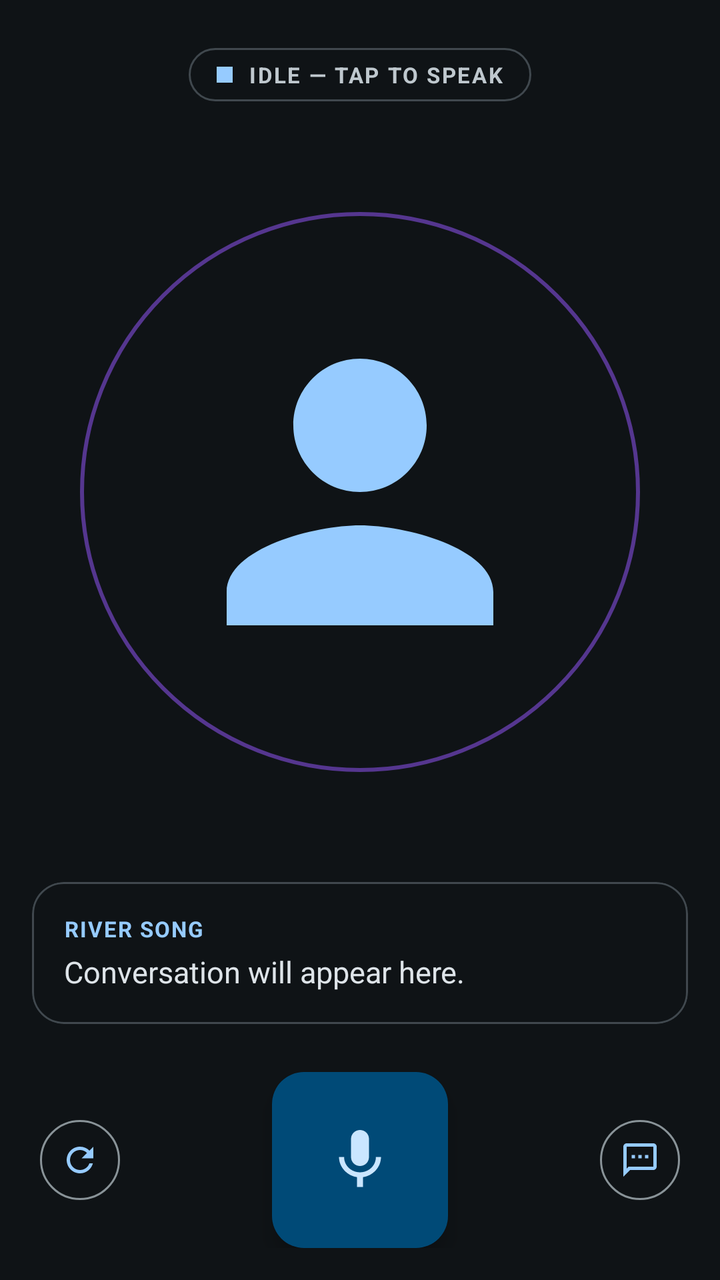
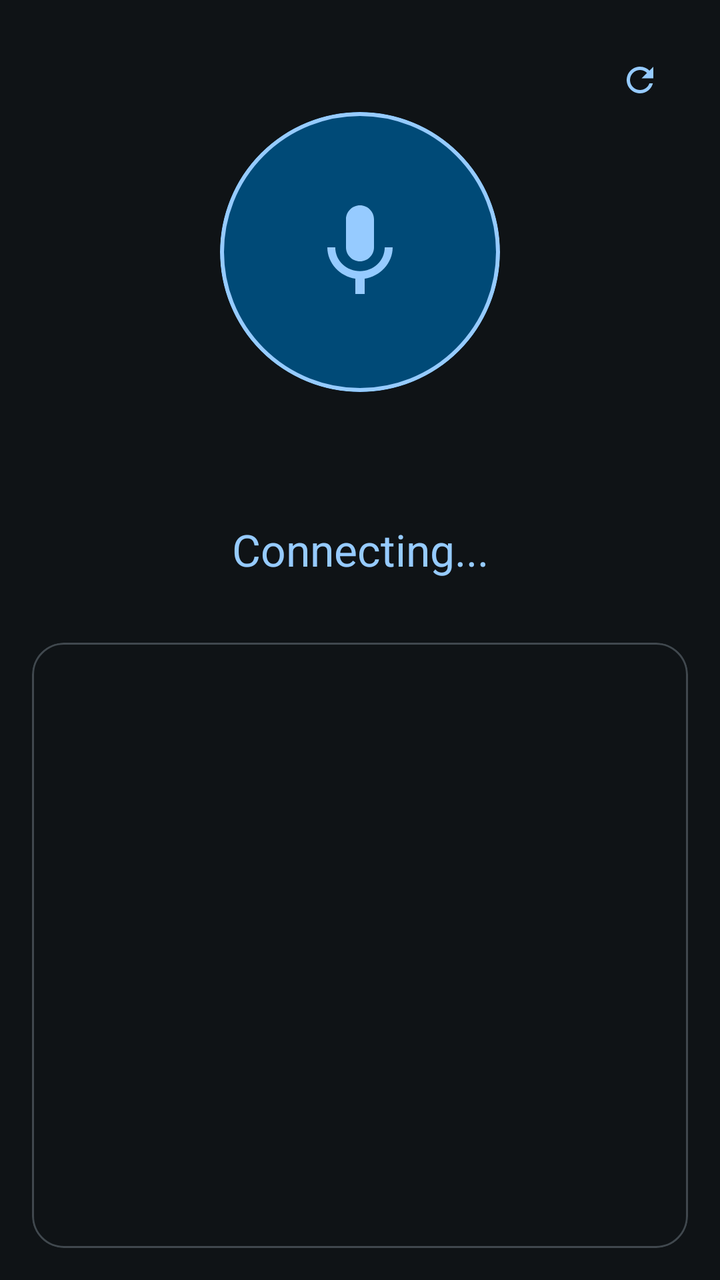

Before-and-after screenshots of an Android layout around one commit, followed by the original layout XML and the change that was made.
<!-- AndroidManifest.xml: application theme Theme.RiverSong -->
<!-- res/layout/fragment_speak.xml -->
<?xml version="1.0" encoding="utf-8"?>
<androidx.constraintlayout.widget.ConstraintLayout
    xmlns:android="http://schemas.android.com/apk/res/android"
    xmlns:app="http://schemas.android.com/apk/res-auto"
    android:layout_width="match_parent"
    android:layout_height="match_parent"
    android:background="?attr/colorSurface"
    android:padding="16dp">

    
    <LinearLayout
        android:id="@+id/layoutStatusPill"
        android:layout_width="wrap_content"
        android:layout_height="wrap_content"
        android:layout_marginTop="8dp"
        android:background="@drawable/bg_outlined_card"
        android:gravity="center_vertical"
        android:orientation="horizontal"
        android:paddingHorizontal="14dp"
        android:paddingVertical="6dp"
        app:layout_constraintEnd_toEndOf="parent"
        app:layout_constraintStart_toStartOf="parent"
        app:layout_constraintTop_toTopOf="parent">

        <View
            android:id="@+id/viewStatusDot"
            android:layout_width="8dp"
            android:layout_height="8dp"
            android:layout_marginEnd="8dp"
            android:background="@color/rs_blue_primary" />

        <TextView
            android:id="@+id/textViewStatus"
            android:layout_width="wrap_content"
            android:layout_height="wrap_content"
            android:text="IDLE — TAP TO SPEAK"
            android:textAllCaps="true"
            android:textColor="?attr/colorOnSurfaceVariant"
            android:textSize="11sp"
            android:textStyle="bold"
            android:letterSpacing="0.08" />

    </LinearLayout>

    
    <FrameLayout
        android:id="@+id/containerBust"
        android:layout_width="280dp"
        android:layout_height="280dp"
        app:layout_constraintBottom_toTopOf="@id/cardTranscript"
        app:layout_constraintEnd_toEndOf="parent"
        app:layout_constraintStart_toStartOf="parent"
        app:layout_constraintTop_toBottomOf="@id/layoutStatusPill">

        
        <View
            android:layout_width="match_parent"
            android:layout_height="match_parent"
            android:background="@drawable/bg_audio_ring" />

        
        <ImageView
            android:layout_width="200dp"
            android:layout_height="200dp"
            android:layout_gravity="center"
            android:src="@drawable/ic_profile"
            app:tint="?attr/colorPrimary" />

    </FrameLayout>

    
    <com.google.android.material.card.MaterialCardView
        android:id="@+id/cardTranscript"
        android:layout_width="match_parent"
        android:layout_height="wrap_content"
        android:layout_marginBottom="24dp"
        app:cardCornerRadius="16dp"
        app:cardElevation="0dp"
        app:strokeWidth="1dp"
        app:strokeColor="?attr/colorOutlineVariant"
        app:layout_constraintBottom_toTopOf="@id/layoutControls">

        <LinearLayout
            android:layout_width="match_parent"
            android:layout_height="wrap_content"
            android:orientation="vertical"
            android:padding="16dp">

            <TextView
                android:layout_width="wrap_content"
                android:layout_height="wrap_content"
                android:text="RIVER SONG"
                android:textColor="?attr/colorPrimary"
                android:textSize="11sp"
                android:textStyle="bold"
                android:letterSpacing="0.06" />

            <TextView
                android:id="@+id/textViewTranscript"
                android:layout_width="match_parent"
                android:layout_height="wrap_content"
                android:layout_marginTop="4dp"
                android:text="Conversation will appear here."
                android:textColor="?attr/colorOnSurface"
                android:textSize="15sp" />

        </LinearLayout>

    </com.google.android.material.card.MaterialCardView>

    
    <LinearLayout
        android:id="@+id/layoutControls"
        android:layout_width="match_parent"
        android:layout_height="wrap_content"
        android:gravity="center_vertical"
        android:orientation="horizontal"
        app:layout_constraintBottom_toBottomOf="parent">

        <com.google.android.material.button.MaterialButton
            android:id="@+id/buttonReset"
            style="@style/Widget.Material3.Button.IconButton.Outlined"
            android:layout_width="48dp"
            android:layout_height="48dp"
            app:icon="@drawable/ic_refresh" />

        <View
            android:layout_width="0dp"
            android:layout_height="1dp"
            android:layout_weight="1" />

        <com.google.android.material.floatingactionbutton.FloatingActionButton
            android:id="@+id/buttonMic"
            android:layout_width="wrap_content"
            android:layout_height="wrap_content"
            android:src="@drawable/ic_mic"
            app:backgroundTint="?attr/colorPrimaryContainer"
            app:tint="?attr/colorOnPrimaryContainer"
            app:fabCustomSize="88dp"
            app:maxImageSize="36dp" />

        <View
            android:layout_width="0dp"
            android:layout_height="1dp"
            android:layout_weight="1" />

        <com.google.android.material.button.MaterialButton
            android:id="@+id/buttonKeyboard"
            style="@style/Widget.Material3.Button.IconButton.Outlined"
            android:layout_width="48dp"
            android:layout_height="48dp"
            app:icon="@drawable/ic_chat" />

    </LinearLayout>

</androidx.constraintlayout.widget.ConstraintLayout>
<!-- resources referenced by this layout -->
<resources>
  <color name="rs_blue_primary">#96CBFF</color>
  <!-- drawable bg_audio_ring (drawable) -->
  <?xml version="1.0" encoding="utf-8"?>
  <shape xmlns:android="http://schemas.android.com/apk/res/android"
      android:shape="oval">
      <stroke
          android:width="2dp"
          android:color="?attr/colorTertiaryContainer" />
      <padding
          android:left="20dp"
          android:top="20dp"
          android:right="20dp"
          android:bottom="20dp" />
  </shape>
  <!-- drawable bg_outlined_card (drawable) -->
  <?xml version="1.0" encoding="utf-8"?>
  <shape xmlns:android="http://schemas.android.com/apk/res/android">
      <solid android:color="@android:color/transparent" />
      <stroke
          android:width="1dp"
          android:color="?attr/colorOutlineVariant" />
      <corners android:radius="16dp" />
  </shape>
  <!-- drawable ic_chat (drawable) -->
  <?xml version="1.0" encoding="utf-8"?>
  <vector xmlns:android="http://schemas.android.com/apk/res/android"
      android:width="24dp"
      android:height="24dp"
      android:viewportWidth="24"
      android:viewportHeight="24">
      <path
          android:fillColor="?attr/colorControlNormal"
          android:pathData="M20,2H4C2.9,2 2,2.9 2,4v18l4,-4h14c1.1,0 2,-0.9 2,-2V4C22,2.9 21.1,2 20,2zM20,16H5.17L4,17.17V4h16V16zM7,9h2v2H7zM11,9h2v2H11zM15,9h2v2H15z" />
  </vector>
  <!-- drawable ic_profile (drawable) -->
  <?xml version="1.0" encoding="utf-8"?>
  <vector xmlns:android="http://schemas.android.com/apk/res/android"
      android:width="24dp"
      android:height="24dp"
      android:viewportWidth="24"
      android:viewportHeight="24"
      android:tint="?attr/colorControlNormal">
      <path
          android:fillColor="@android:color/white"
          android:pathData="M12,12c2.21,0 4,-1.79 4,-4s-1.79,-4 -4,-4 -4,1.79 -4,4 1.79,4 4,4zm0,2c-2.67,0 -8,1.34 -8,4v2h16v-2c0,-2.66 -5.33,-4 -8,-4z" />
  </vector>
  <color name="rs_blue_on_primary">#003354</color>
  <color name="rs_blue_primary_container">#004A77</color>
  <color name="rs_blue_on_primary_container">#CAE6FF</color>
  <color name="rs_blue_secondary">#B6C9D9</color>
  <color name="rs_blue_on_secondary">#213242</color>
  <color name="rs_blue_secondary_container">#384959</color>
  <color name="rs_blue_on_secondary_container">#D2E5F5</color>
  <color name="rs_blue_tertiary">#D9BBFF</color>
  <color name="rs_blue_on_tertiary">#3E1F77</color>
  <color name="rs_blue_tertiary_container">#55368F</color>
  <color name="rs_blue_on_tertiary_container">#EEDCFF</color>
  <color name="rs_blue_error">#FFB4AB</color>
  <color name="rs_blue_on_error">#690005</color>
  <color name="rs_blue_error_container">#93000A</color>
  <color name="rs_blue_on_error_container">#FFDAD6</color>
  <color name="rs_blue_background">#0F1316</color>
  <color name="rs_blue_on_surface">#DEE4E9</color>
  <color name="rs_blue_surface">#0F1316</color>
  <color name="rs_blue_surface_variant">#1B2023</color>
  <color name="rs_blue_on_surface_variant">#BFC8CE</color>
  <color name="rs_blue_outline">#899398</color>
  <color name="rs_blue_outline_variant">#40484E</color>
  <color name="rs_blue_warn">#FFB86C</color>
  <style name="ShapeAppearance.RiverSong.XS" parent="">
          <item name="cornerSize">4dp</item>
      </style>
  <style name="ShapeAppearance.RiverSong.SM" parent="">
          <item name="cornerSize">8dp</item>
      </style>
  <style name="ShapeAppearance.RiverSong.MD" parent="">
          <item name="cornerSize">12dp</item>
      </style>
  <style name="ShapeAppearance.RiverSong.LG" parent="">
          <item name="cornerSize">16dp</item>
      </style>
  <style name="ShapeAppearance.RiverSong.XL" parent="">
          <item name="cornerSize">20dp</item>
      </style>
  <!-- unchanged entries left out for length: 3 -->
</resources>

<!-- the commit's change to res/layout/fragment_speak.xml (unified diff, before → after) -->
@@ -1,156 +1,163 @@
 <?xml version="1.0" encoding="utf-8"?>
-<androidx.constraintlayout.widget.ConstraintLayout
-    xmlns:android="http://schemas.android.com/apk/res/android"
+<androidx.constraintlayout.widget.ConstraintLayout xmlns:android="http://schemas.android.com/apk/res/android"
     xmlns:app="http://schemas.android.com/apk/res-auto"
+    xmlns:tools="http://schemas.android.com/tools"
     android:layout_width="match_parent"
     android:layout_height="match_parent"
     android:background="?attr/colorSurface"
     android:padding="16dp">
 
     
-    <LinearLayout
-        android:id="@+id/layoutStatusPill"
-        android:layout_width="wrap_content"
-        android:layout_height="wrap_content"
-        android:layout_marginTop="8dp"
-        android:background="@drawable/bg_outlined_card"
-        android:gravity="center_vertical"
-        android:orientation="horizontal"
-        android:paddingHorizontal="14dp"
-        android:paddingVertical="6dp"
+    <com.google.android.material.button.MaterialButton
+        android:id="@+id/buttonReset"
+        style="@style/Widget.Material3.Button.IconButton"
+        android:layout_width="48dp"
+        android:layout_height="48dp"
+        app:icon="@drawable/ic_refresh"
         app:layout_constraintEnd_toEndOf="parent"
-        app:layout_constraintStart_toStartOf="parent"
-        app:layout_constraintTop_toTopOf="parent">
-
-        <View
-            android:id="@+id/viewStatusDot"
-            android:layout_width="8dp"
-            android:layout_height="8dp"
-            android:layout_marginEnd="8dp"
-            android:background="@color/rs_blue_primary" />
-
-        <TextView
-            android:id="@+id/textViewStatus"
-            android:layout_width="wrap_content"
-            android:layout_height="wrap_content"
-            android:text="IDLE — TAP TO SPEAK"
-            android:textAllCaps="true"
-            android:textColor="?attr/colorOnSurfaceVariant"
-            android:textSize="11sp"
-            android:textStyle="bold"
-            android:letterSpacing="0.08" />
-
-    </LinearLayout>
+        app:layout_constraintTop_toTopOf="parent" />
 
     
     <FrameLayout
-        android:id="@+id/containerBust"
-        android:layout_width="280dp"
-        android:layout_height="280dp"
-        app:layout_constraintBottom_toTopOf="@id/cardTranscript"
+        android:id="@+id/containerOrb"
+        android:layout_width="220dp"
+        android:layout_height="220dp"
+        app:layout_constraintBottom_toTopOf="@+id/textViewStatusLabel"
         app:layout_constraintEnd_toEndOf="parent"
         app:layout_constraintStart_toStartOf="parent"
-        app:layout_constraintTop_toBottomOf="@id/layoutStatusPill">
+        app:layout_constraintTop_toTopOf="parent"
+        app:layout_constraintVertical_chainStyle="packed">
 
         
         <View
+            android:id="@+id/viewOrbPulse"
             android:layout_width="match_parent"
             android:layout_height="match_parent"
+            android:alpha="0"
             android:background="@drawable/bg_audio_ring" />
 
-        
-        <ImageView
-            android:layout_width="200dp"
-            android:layout_height="200dp"
+        <com.google.android.material.card.MaterialCardView
+            android:id="@+id/buttonOrb"
+            android:layout_width="140dp"
+            android:layout_height="140dp"
             android:layout_gravity="center"
-            android:src="@drawable/ic_profile"
-            app:tint="?attr/colorPrimary" />
+            app:cardCornerRadius="70dp"
+            app:cardElevation="0dp"
+            app:cardBackgroundColor="?attr/colorPrimaryContainer"
+            app:strokeWidth="2dp"
+            app:strokeColor="?attr/colorPrimary"
+            android:clickable="true"
+            android:focusable="true"
+            android:foreground="?attr/selectableItemBackground">
+
+            <ImageView
+                android:id="@+id/imageOrbIcon"
+                android:layout_width="56dp"
+                android:layout_height="56dp"
+                android:layout_gravity="center"
+                android:src="@drawable/ic_mic"
+                app:tint="?attr/colorPrimary"
+                tools:ignore="ContentDescription" />
+
+        </com.google.android.material.card.MaterialCardView>
 
     </FrameLayout>
 
-    
+    <TextView
+        android:id="@+id/textViewStatusLabel"
+        android:layout_width="wrap_content"
+        android:layout_height="wrap_content"
+        android:layout_marginTop="24dp"
+        android:text="Connecting..."
+        android:textAppearance="@style/TextAppearance.Material3.TitleLarge"
+        android:textColor="?attr/colorPrimary"
+        app:layout_constraintBottom_toTopOf="@+id/recyclerViewTranscript"
+        app:layout_constraintEnd_toEndOf="parent"
+        app:layout_constraintStart_toStartOf="parent"
+        app:layout_constraintTop_toBottomOf="@id/containerOrb" />
+
     <com.google.android.material.card.MaterialCardView
         android:id="@+id/cardTranscript"
         android:layout_width="match_parent"
-        android:layout_height="wrap_content"
-        android:layout_marginBottom="24dp"
+        android:layout_height="0dp"
+        android:layout_marginTop="32dp"
         app:cardCornerRadius="16dp"
         app:cardElevation="0dp"
         app:strokeWidth="1dp"
         app:strokeColor="?attr/colorOutlineVariant"
-        app:layout_constraintBottom_toTopOf="@id/layoutControls">
+        app:layout_constraintBottom_toBottomOf="parent"
+        app:layout_constraintTop_toBottomOf="@id/textViewStatusLabel">
+
+        <androidx.recyclerview.widget.RecyclerView
+            android:id="@+id/recyclerViewTranscript"
+            android:layout_width="match_parent"
+            android:layout_height="match_parent"
+            android:clipToPadding="false"
+            android:paddingBottom="16dp"
+            tools:listitem="@layout/item_chat_ai" />
+
+    </com.google.android.material.card.MaterialCardView>
+
+</androidx.constraintlayout.widget.ConstraintLayout>
+<!-- res/layout/item_chat_ai.xml (included above) -->
+<?xml version="1.0" encoding="utf-8"?>
+<LinearLayout
+    xmlns:android="http://schemas.android.com/apk/res/android"
+    xmlns:app="http://schemas.android.com/apk/res-auto"
+    android:layout_width="match_parent"
+    android:layout_height="wrap_content"
+    android:orientation="horizontal"
+    android:gravity="start"
+    android:paddingHorizontal="12dp"
+    android:paddingVertical="4dp"
+    android:background="?attr/selectableItemBackground">
+
+    <com.google.android.material.card.MaterialCardView
+        android:layout_width="wrap_content"
+        android:layout_height="wrap_content"
+        app:cardCornerRadius="0dp"
+        app:cardElevation="0dp"
+        app:strokeWidth="0dp"
+        android:background="@drawable/bg_chat_bubble_ai">
 
         <LinearLayout
-            android:layout_width="match_parent"
+            android:layout_width="wrap_content"
             android:layout_height="wrap_content"
-            android:orientation="vertical"
-            android:padding="16dp">
+            android:orientation="horizontal"
+            android:gravity="center_vertical"
+            android:paddingHorizontal="16dp"
+            android:paddingVertical="10dp"
+            android:background="@drawable/bg_chat_bubble_ai">
 
             <TextView
+                android:id="@+id/textViewMessage"
                 android:layout_width="wrap_content"
                 android:layout_height="wrap_content"
-                android:text="RIVER SONG"
-                android:textColor="?attr/colorPrimary"
-                android:textSize="11sp"
-                android:textStyle="bold"
-                android:letterSpacing="0.06" />
+                android:textColor="?attr/colorOnSurface"
+                android:textAppearance="@style/TextAppearance.Material3.BodyMedium"
+                android:maxWidth="260dp" />
 
-            <TextView
-                android:id="@+id/textViewTranscript"
-                android:layout_width="match_parent"
-                android:layout_height="wrap_content"
-                android:layout_marginTop="4dp"
-                android:text="Conversation will appear here."
-                android:textColor="?attr/colorOnSurface"
-                android:textSize="15sp" />
+            
+            <View
+                android:id="@+id/viewCursor"
+                android:layout_width="2dp"
+                android:layout_height="18dp"
+                android:layout_marginStart="2dp"
+                android:background="?attr/colorPrimary"
+                android:visibility="gone" />
 
         </LinearLayout>
 
     </com.google.android.material.card.MaterialCardView>
 
-    
-    <LinearLayout
-        android:id="@+id/layoutControls"
-        android:layout_width="match_parent"
+    <TextView
+        android:id="@+id/textViewMessageTime"
+        android:layout_width="wrap_content"
         android:layout_height="wrap_content"
-        android:gravity="center_vertical"
-        android:orientation="horizontal"
-        app:layout_constraintBottom_toBottomOf="parent">
+        android:layout_marginTop="2dp"
+        android:layout_marginStart="4dp"
+        android:textAppearance="@style/TextAppearance.Material3.LabelSmall"
+        android:textColor="?attr/colorOnSurfaceVariant"
+        android:text="12:00" />
 
-        <com.google.android.material.button.MaterialButton
-            android:id="@+id/buttonReset"
-            style="@style/Widget.Material3.Button.IconButton.Outlined"
-            android:layout_width="48dp"
-            android:layout_height="48dp"
-            app:icon="@drawable/ic_refresh" />
-
-        <View
-            android:layout_width="0dp"
-            android:layout_height="1dp"
-            android:layout_weight="1" />
-
-        <com.google.android.material.floatingactionbutton.FloatingActionButton
-            android:id="@+id/buttonMic"
-            android:layout_width="wrap_content"
-            android:layout_height="wrap_content"
-            android:src="@drawable/ic_mic"
-            app:backgroundTint="?attr/colorPrimaryContainer"
-            app:tint="?attr/colorOnPrimaryContainer"
-            app:fabCustomSize="88dp"
-            app:maxImageSize="36dp" />
-
-        <View
-            android:layout_width="0dp"
-            android:layout_height="1dp"
-            android:layout_weight="1" />
-
-        <com.google.android.material.button.MaterialButton
-            android:id="@+id/buttonKeyboard"
-            style="@style/Widget.Material3.Button.IconButton.Outlined"
-            android:layout_width="48dp"
-            android:layout_height="48dp"
-            app:icon="@drawable/ic_chat" />
-
-    </LinearLayout>
-
-</androidx.constraintlayout.widget.ConstraintLayout>
+</LinearLayout>
<!-- resource entries referenced after the edit -->
@@ -14,38 +14,16 @@
           android:right="20dp"
           android:bottom="20dp" />
   </shape>
-  <!-- drawable bg_outlined_card (drawable) -->
+  <!-- drawable bg_chat_bubble_ai (drawable) -->
   <?xml version="1.0" encoding="utf-8"?>
   <shape xmlns:android="http://schemas.android.com/apk/res/android">
-      <solid android:color="@android:color/transparent" />
-      <stroke
-          android:width="1dp"
-          android:color="?attr/colorOutlineVariant" />
-      <corners android:radius="16dp" />
+      <solid android:color="?attr/colorSurfaceContainerHigh" />
+      <corners
+          android:topLeftRadius="20dp"
+          android:topRightRadius="20dp"
+          android:bottomLeftRadius="10dp"
+          android:bottomRightRadius="20dp" />
   </shape>
-  <!-- drawable ic_chat (drawable) -->
-  <?xml version="1.0" encoding="utf-8"?>
-  <vector xmlns:android="http://schemas.android.com/apk/res/android"
-      android:width="24dp"
-      android:height="24dp"
-      android:viewportWidth="24"
-      android:viewportHeight="24">
-      <path
-          android:fillColor="?attr/colorControlNormal"
-          android:pathData="M20,2H4C2.9,2 2,2.9 2,4v18l4,-4h14c1.1,0 2,-0.9 2,-2V4C22,2.9 21.1,2 20,2zM20,16H5.17L4,17.17V4h16V16zM7,9h2v2H7zM11,9h2v2H11zM15,9h2v2H15z" />
-  </vector>
-  <!-- drawable ic_profile (drawable) -->
-  <?xml version="1.0" encoding="utf-8"?>
-  <vector xmlns:android="http://schemas.android.com/apk/res/android"
-      android:width="24dp"
-      android:height="24dp"
-      android:viewportWidth="24"
-      android:viewportHeight="24"
-      android:tint="?attr/colorControlNormal">
-      <path
-          android:fillColor="@android:color/white"
-          android:pathData="M12,12c2.21,0 4,-1.79 4,-4s-1.79,-4 -4,-4 -4,1.79 -4,4 1.79,4 4,4zm0,2c-2.67,0 -8,1.34 -8,4v2h16v-2c0,-2.66 -5.33,-4 -8,-4z" />
-  </vector>
   <color name="rs_blue_on_primary">#003354</color>
   <color name="rs_blue_primary_container">#004A77</color>
   <color name="rs_blue_on_primary_container">#CAE6FF</color>
